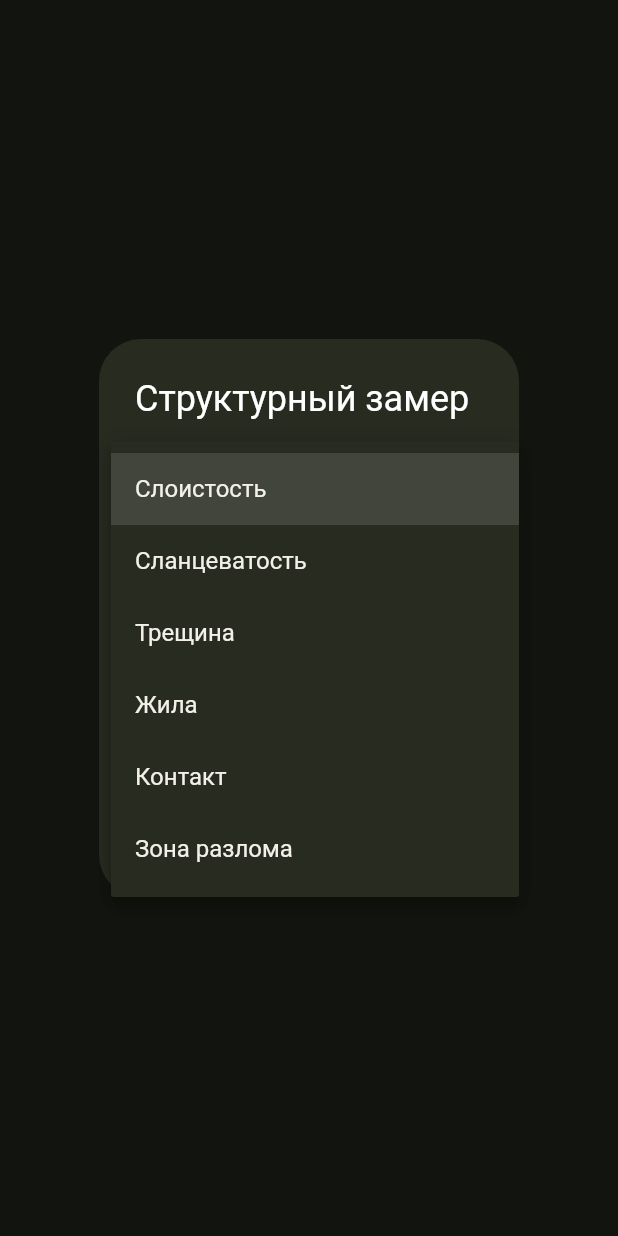
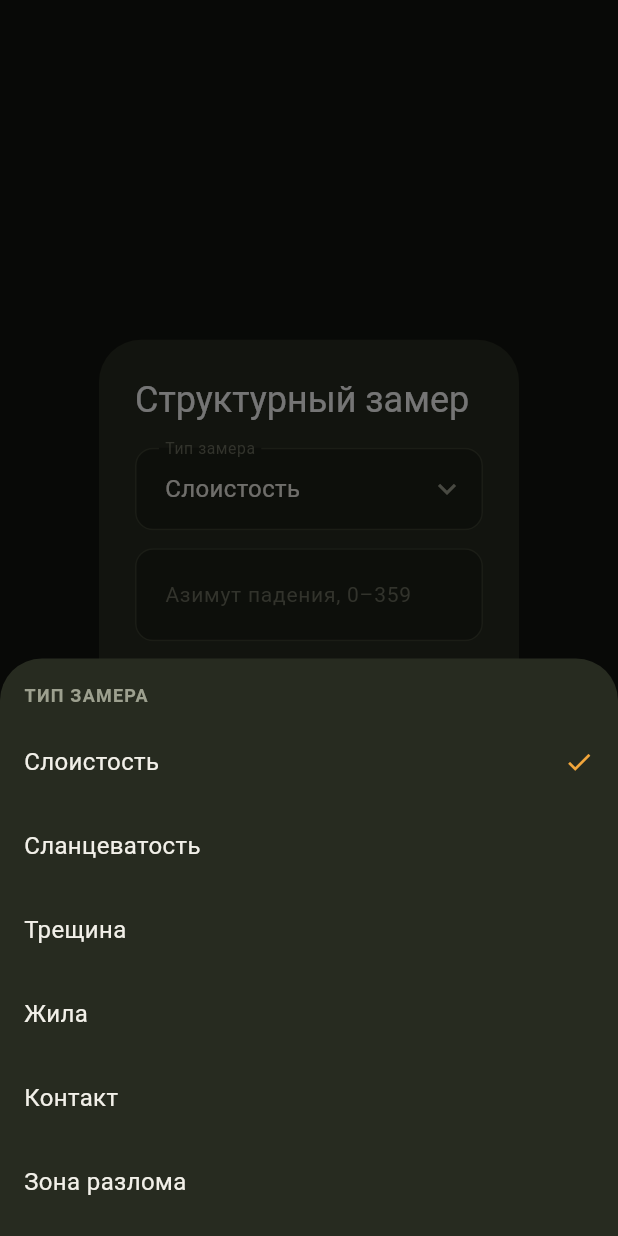
Before and after one commit to kevinscott66/bazahoz, a Flutter app: the _MeasurementDialog widget shown alone on an empty page, opened directly, after a tap on "Слоистость", on a phone screen of 412 x 824 dp. Run offline on Flutter 3.47's test engine with Material 3 defaults, Android fonts, the light colour scheme and no system bars; our stand-ins replace qr_flutter, sqflite, sqflite_common_ffi; accounts and stored records are empty.

Commit message:
feat(geofield): скрины всех экранов + полевой пикер вместо дропдаунов
Golden-рендеры: форма точки (заполненная, длинный кадр), проба с
интервалом керна, QR-шторка бирки, синхронизация с логом сеанса,
лаборатория с тремя статусами (test/goldens/*.png).

Рендер поймал два UI-дефекта, оба исправлены по существу:
- DropdownButtonFormField переполнялся на длинных подписях и рисовал
  выбранное значение квадратами в golden — заменён на FieldPicker:
  шторка с крупными строками 56px (ТЗ §4.5 — без мелких жестов,
  перчаточный UX лучше дропдауна по самой ТЗ);
- тесты обновлены под пикер.

```diff
--- a/geofield/app/lib/screens/point_form_screen.dart
+++ b/geofield/app/lib/screens/point_form_screen.dart
@@ -408,19 +408,16 @@ class _PointFormScreenState extends State<PointFormScreen> {
     return Column(
       crossAxisAlignment: CrossAxisAlignment.start,
       children: [
-        DropdownButtonFormField<String>(
-          initialValue: _objectType,
-          items: _objectTypes
-              .map((e) =>
-                  DropdownMenuItem(value: e.code, child: Text(e.label)))
-              .toList(),
-          onChanged: (v) {
-            setState(() => _objectType = v);
+        // Полевой пикер вместо дропдауна: крупные строки шторкой (ТЗ §4.5 —
+        // без мелких жестов), длинные подписи не переполняют строку.
+        FieldPicker(
+          label: 'Тип объекта',
+          options: [for (final e in _objectTypes) (e.code, e.label)],
+          selected: _objectType,
+          onSelected: (code) {
+            setState(() => _objectType = code);
             _scheduleSave();
           },
-          dropdownColor: GfColors.surfaceHi,
-          style: GfText.body,
-          decoration: _dec('Тип объекта'),
         ),
         const SizedBox(height: GfSpace.x12),
         _dictAutocomplete(_rockCtrl, _rockFocus, _rocks,
@@ -900,15 +897,13 @@ class _MeasurementDialogState extends State<_MeasurementDialog> {
       title: const Text('Структурный замер'),
       content: SingleChildScrollView(
         child: Column(mainAxisSize: MainAxisSize.min, children: [
-          DropdownButtonFormField<String>(
-            initialValue: _type,
-            items: measureTypes.entries
-                .map((e) => DropdownMenuItem(value: e.key, child: Text(e.value)))
-                .toList(),
-            onChanged: (v) => setState(() => _type = v ?? 'bedding'),
-            dropdownColor: GfColors.surfaceHi,
-            style: GfText.body,
-            decoration: _dec('Тип замера'),
+          FieldPicker(
+            label: 'Тип замера',
+            options: [
+              for (final e in measureTypes.entries) (e.key, e.value)
+            ],
+            selected: _type,
+            onSelected: (v) => setState(() => _type = v),
           ),
           const SizedBox(height: GfSpace.x12),
           TextField(
@@ -938,3 +933,88 @@ class _MeasurementDialogState extends State<_MeasurementDialog> {
     );
   }
 }
+
+
+/// Поле-пикер: выглядит как текстовое поле, по тапу — шторка с крупными
+/// строками (56px, ТЗ §4.5). Замена дропдауну: мелкое меню неудобно
+/// в перчатках, а длинные подписи в нём переполняют строку.
+class FieldPicker extends StatelessWidget {
+  const FieldPicker({
+    super.key,
+    required this.label,
+    required this.options, // (code, label)
+    required this.selected,
+    required this.onSelected,
+  });
+
+  final String label;
+  final List<(String, String)> options;
+  final String? selected;
+  final ValueChanged<String> onSelected;
+
+  @override
+  Widget build(BuildContext context) {
+    final current =
+        options.where((o) => o.$1 == selected).map((o) => o.$2).firstOrNull;
+    return InkWell(
+      borderRadius: BorderRadius.circular(GfRadius.r12),
+      onTap: () async {
+        final code = await showModalBottomSheet<String>(
+          context: context,
+          backgroundColor: GfColors.surfaceHi,
+          builder: (_) => SafeArea(
+            child: ListView(
+              shrinkWrap: true,
+              padding: const EdgeInsets.symmetric(vertical: GfSpace.x8),
+              children: [
+                Padding(
+                  padding: const EdgeInsets.fromLTRB(
+                      GfSpace.x16, GfSpace.x8, GfSpace.x16, GfSpace.x8),
+                  child: Text(label.toUpperCase(), style: GfText.sectionLabel),
+                ),
+                for (final (code, text) in options)
+                  InkWell(
+                    onTap: () => Navigator.pop(context, code),
+                    child: Container(
+                      constraints:
+                          const BoxConstraints(minHeight: GfTouch.min),
+                      padding: const EdgeInsets.symmetric(
+                          horizontal: GfSpace.x16),
+                      alignment: Alignment.centerLeft,
+                      child: Row(children: [
+                        Expanded(child: Text(text, style: GfText.body)),
+                        if (code == selected)
+                          const Icon(Icons.check,
+                              size: 20, color: GfColors.accent),
+                      ]),
+                    ),
+                  ),
+              ],
+            ),
+          ),
+        );
+        if (code != null) onSelected(code);
+      },
+      child: InputDecorator(
+        decoration: InputDecoration(
+          labelText: label,
+          labelStyle: GfText.hint,
+          filled: true,
+          fillColor: GfColors.surface,
+          contentPadding: const EdgeInsets.symmetric(
+              horizontal: GfSpace.x16, vertical: GfSpace.x16),
+          enabledBorder: OutlineInputBorder(
+            borderRadius: BorderRadius.circular(GfRadius.r12),
+            borderSide: const BorderSide(color: GfColors.outline),
+          ),
+          suffixIcon: const Icon(Icons.expand_more,
+              color: GfColors.textSecondary),
+        ),
+        isEmpty: current == null,
+        child: current == null
+            ? null
+            : Text(current, style: GfText.body),
+      ),
+    );
+  }
+}
```
Also changed, not shown: 7 other files.
